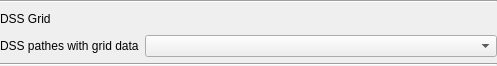
vcloarec/ReosProject, file src/ui/dataProviders/reosdssgriddedrainfallselector.ui: the form before one commit.
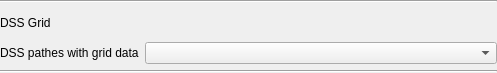
The form after the commit.

What changed in the file:
```diff
--- a/src/ui/dataProviders/reosdssgriddedrainfallselector.ui
+++ b/src/ui/dataProviders/reosdssgriddedrainfallselector.ui
@@ -7,7 +7,7 @@
     <x>0</x>
     <y>0</y>
     <width>497</width>
-    <height>64</height>
+    <height>73</height>
    </rect>
   </property>
   <property name="windowTitle">
```
Left out of the diff: 2 changed lines with no effect on the pictures.
